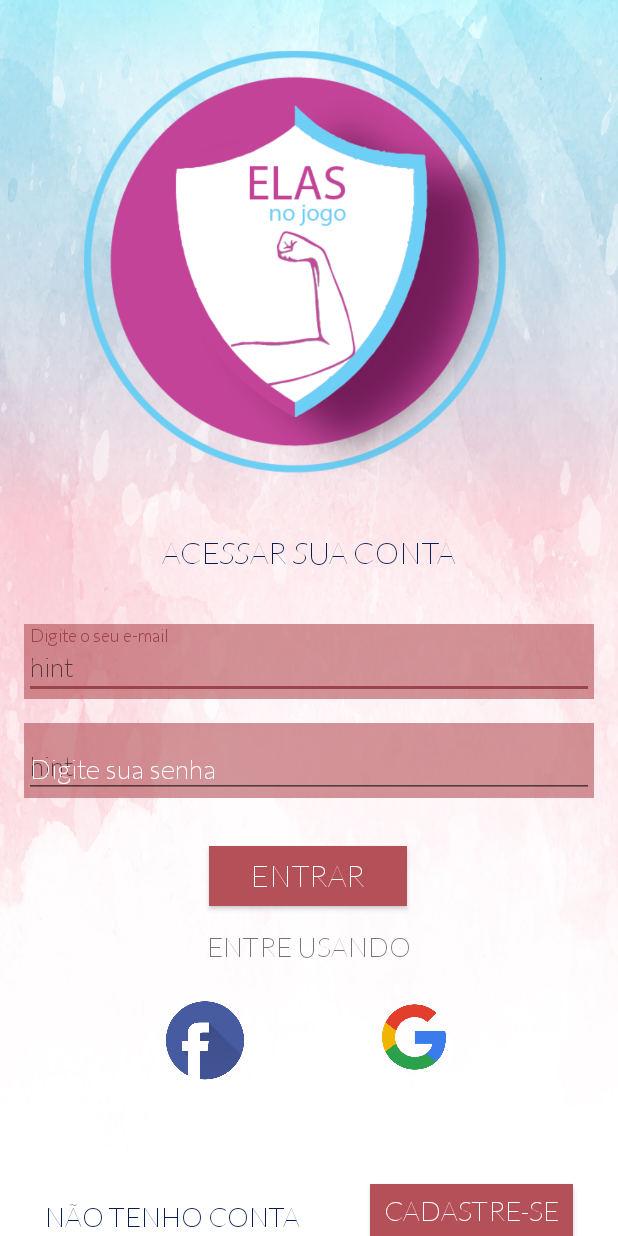
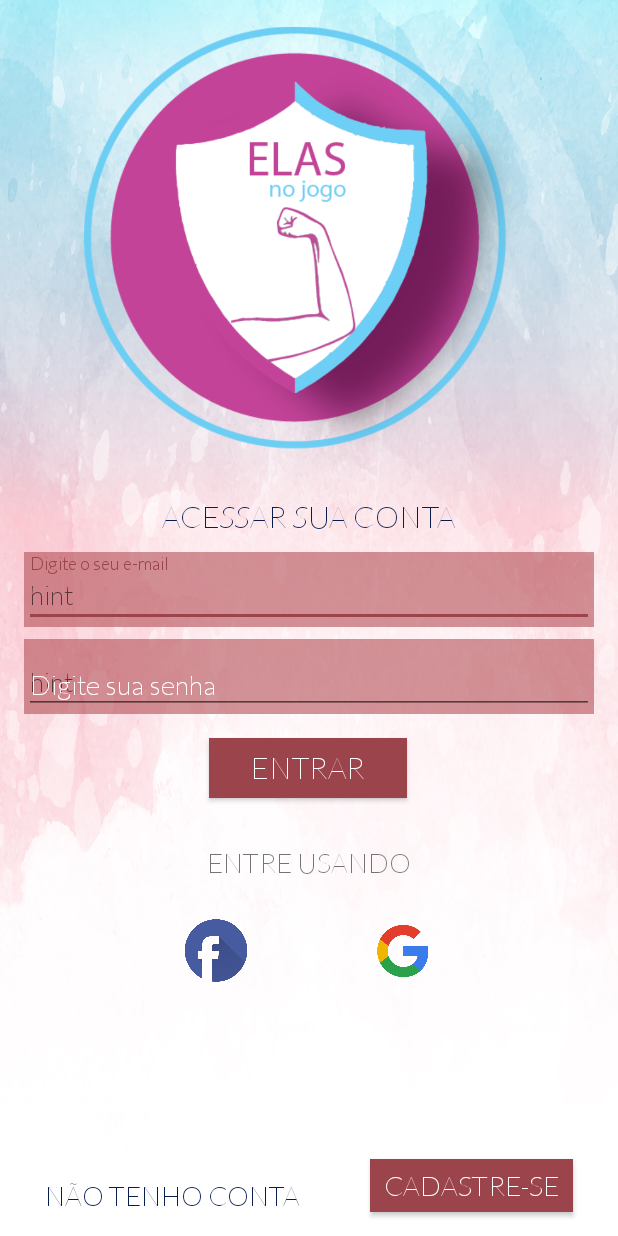
Before and after one commit to AppEsportesDH/ElasNoJogo, an Android app: the layout activity_login.xml on its own in the app's theme, with its tools: preview values and no code run, on a phone screen of 412 x 824 dp. Run offline under Robolectric (Android 15) with nearby library versions, the phone set to English and light mode, and no system bars.

Commit message:
"Code Review das telas de Splash e login"

```diff
--- a/app/src/main/AndroidManifest.xml
+++ b/app/src/main/AndroidManifest.xml
@@ -9,7 +9,7 @@
         android:roundIcon="@mipmap/ic_launcher_round"
         android:supportsRtl="true"
         android:theme="@style/AppTheme">
-        <activity android:name=".MainActivity">
+        <activity android:name=".SplashActivity">
             <intent-filter>
                 <action android:name="android.intent.action.MAIN" />
 
--- /dev/null
+++ b/app/src/main/res/layout/activity_cadastro.xml
@@ -0,0 +1,6 @@
+<?xml version="1.0" encoding="utf-8"?>
+<androidx.constraintlayout.widget.ConstraintLayout
+    xmlns:android="http://schemas.android.com/apk/res/android" android:layout_width="match_parent"
+    android:layout_height="match_parent">
+
+</androidx.constraintlayout.widget.ConstraintLayout>
--- a/app/src/main/res/layout/activity_login.xml
+++ b/app/src/main/res/layout/activity_login.xml
@@ -14,7 +14,7 @@
         android:layout_height="28dp"
         android:layout_marginStart="16dp"
         android:layout_marginLeft="16dp"
-        android:layout_marginTop="24dp"
+        android:layout_marginTop="16dp"
         android:layout_marginEnd="16dp"
         android:layout_marginRight="16dp"
         android:fontFamily="@font/lato_thin"
@@ -31,18 +31,16 @@
         android:layout_height="wrap_content"
         android:layout_marginStart="16dp"
         android:layout_marginLeft="16dp"
-        android:layout_marginTop="32dp"
         android:layout_marginEnd="16dp"
         android:layout_marginRight="16dp"
-        android:layout_marginBottom="32dp"
+        android:layout_marginBottom="16dp"
         android:fontFamily="@font/lato_thin"
         android:text="@string/n_o_tenho_conta"
         android:textColor="@color/colorText"
         android:textSize="18sp"
         app:layout_constraintBottom_toBottomOf="parent"
         app:layout_constraintEnd_toStartOf="@+id/buttonCadastro"
-        app:layout_constraintStart_toStartOf="parent"
-        app:layout_constraintTop_toBottomOf="@+id/facebook" />
+        app:layout_constraintStart_toStartOf="parent" />
 
     <ImageView
         android:id="@+id/logo"
@@ -50,7 +48,7 @@
         android:layout_height="300dp"
         android:layout_marginStart="16dp"
         android:layout_marginLeft="16dp"
-        android:layout_marginTop="32dp"
+        android:layout_marginTop="16dp"
         android:layout_marginEnd="16dp"
         android:layout_marginRight="16dp"
         app:layout_constraintEnd_toEndOf="parent"
@@ -60,13 +58,11 @@
 
     <ImageView
         android:id="@+id/google"
-        android:layout_width="100dp"
-        android:layout_height="100dp"
-        android:layout_marginTop="32dp"
-        android:layout_marginEnd="48dp"
-        android:layout_marginRight="48dp"
-        android:layout_marginBottom="16dp"
-        app:layout_constraintBottom_toTopOf="@+id/buttonCadastro"
+        android:layout_width="80dp"
+        android:layout_height="80dp"
+        android:layout_marginTop="8dp"
+        android:layout_marginEnd="60dp"
+        android:layout_marginRight="60dp"
         app:layout_constraintEnd_toEndOf="parent"
         app:layout_constraintStart_toEndOf="@+id/facebook"
         app:layout_constraintTop_toBottomOf="@+id/entre_usando"
@@ -74,13 +70,11 @@
 
     <ImageView
         android:id="@+id/facebook"
-        android:layout_width="100dp"
-        android:layout_height="100dp"
-        android:layout_marginStart="48dp"
-        android:layout_marginLeft="48dp"
-        android:layout_marginTop="32dp"
-        android:layout_marginBottom="24dp"
-        app:layout_constraintBottom_toTopOf="@+id/nao_tenho_conta"
+        android:layout_width="80dp"
+        android:layout_height="80dp"
+        android:layout_marginStart="60dp"
+        android:layout_marginLeft="60dp"
+        android:layout_marginTop="8dp"
         app:layout_constraintEnd_toStartOf="@+id/google"
         app:layout_constraintStart_toStartOf="parent"
         app:layout_constraintTop_toBottomOf="@+id/entre_usando"
@@ -92,10 +86,10 @@
         android:layout_height="40dp"
         android:layout_marginStart="16dp"
         android:layout_marginLeft="16dp"
-        android:layout_marginTop="32dp"
+        android:layout_marginTop="16dp"
         android:layout_marginEnd="16dp"
         android:layout_marginRight="16dp"
-        android:background="@color/colorButton"
+        android:background="@color/btn"
         android:fontFamily="@font/lato_thin"
         android:text="ENTRAR"
         android:textColor="@color/branco"
@@ -111,19 +105,17 @@
         android:layout_height="35dp"
         android:layout_marginStart="16dp"
         android:layout_marginLeft="16dp"
-        android:layout_marginTop="32dp"
         android:layout_marginEnd="16dp"
         android:layout_marginRight="16dp"
-        android:layout_marginBottom="32dp"
-        android:background="@color/colorButton"
+        android:layout_marginBottom="16dp"
+        android:background="@color/btn"
         android:fontFamily="@font/lato_thin"
         android:text="@string/cadastre_se"
         android:textColor="@color/branco"
         android:textSize="18sp"
         app:layout_constraintBottom_toBottomOf="parent"
         app:layout_constraintEnd_toEndOf="parent"
-        app:layout_constraintStart_toEndOf="@+id/nao_tenho_conta"
-        app:layout_constraintTop_toBottomOf="@+id/google" />
+        app:layout_constraintStart_toEndOf="@+id/nao_tenho_conta" />
 
     <TextView
         android:id="@+id/entre_usando"
@@ -131,7 +123,7 @@
         android:layout_height="wrap_content"
         android:layout_marginStart="16dp"
         android:layout_marginLeft="16dp"
-        android:layout_marginTop="16dp"
+        android:layout_marginTop="32dp"
         android:layout_marginEnd="16dp"
         android:layout_marginRight="16dp"
         android:fontFamily="@font/lato_thin"
@@ -147,7 +139,7 @@
         android:layout_height="50dp"
         android:layout_marginStart="16dp"
         android:layout_marginLeft="16dp"
-        android:layout_marginTop="32dp"
+        android:layout_marginTop="8dp"
         android:layout_marginEnd="16dp"
         android:layout_marginRight="16dp"
         android:background="#99B45057"
@@ -158,6 +150,7 @@
         app:layout_constraintTop_toBottomOf="@+id/acessar_sua_conta">
 
         <com.google.android.material.textfield.TextInputEditText
+            android:id="@+id/email"
             android:layout_width="match_parent"
             android:layout_height="wrap_content"
             android:fontFamily="@font/lato_thin"
@@ -170,7 +163,7 @@
         android:layout_height="50dp"
         android:layout_marginStart="16dp"
         android:layout_marginLeft="16dp"
-        android:layout_marginTop="16dp"
+        android:layout_marginTop="8dp"
         android:layout_marginEnd="16dp"
         android:layout_marginRight="16dp"
         android:background="#99B45057"
@@ -181,6 +174,7 @@
         app:layout_constraintTop_toBottomOf="@+id/hint_email">
 
         <com.google.android.material.textfield.TextInputEditText
+            android:id="@+id/senha"
             android:layout_width="match_parent"
             android:layout_height="wrap_content"
             android:fontFamily="@font/lato_thin"
--- a/app/src/main/res/layout/activity_splash.xml
+++ b/app/src/main/res/layout/activity_splash.xml
@@ -20,7 +20,7 @@
         android:layout_marginBottom="32dp"
         android:fontFamily="@font/lato_thin"
         android:text="@string/slogan"
-        android:textColor="#121313"
+        android:textColor="#000000"
         android:textSize="24sp"
         android:textStyle="bold"
         app:layout_constraintBottom_toBottomOf="parent"
--- a/app/src/main/res/values/colors.xml
+++ b/app/src/main/res/values/colors.xml
@@ -4,7 +4,8 @@
     <color name="colorPrimaryDark">#00574B</color>
     <color name="colorAccent">#D81B60</color>
     <color name="colorText">#071D4F</color>
-    <color name="colorButton">#B45057</color>
     <color name="colorHint">#9C444B</color>
     <color name="branco">#FFFFFF</color>
+    <color name="vinho">#B45057</color>
+    <color name="btn">#9C444B</color>
 </resources>
--- a/app/src/main/res/values/preloaded_fonts.xml
+++ b/app/src/main/res/values/preloaded_fonts.xml
@@ -1,6 +1,8 @@
 <?xml version="1.0" encoding="utf-8"?>
 <resources>
     <array name="preloaded_fonts" translatable="false">
+        <item>@font/lato</item>
         <item>@font/lato_thin</item>
+        <item>@font/londrina_outline</item>
     </array>
 </resources>
--- a/app/src/main/res/values/preloades_fonts.xml
+++ /dev/null
@@ -1,6 +0,0 @@
-<?xml version="1.0" encoding="utf-8"?>
-<resources>
-    <array name="preloaded_fonts" translatable="false">
-        <item>@font/lato_thin</item>
-    </array>
-</resources>
--- a/app/src/main/res/values/styles.xml
+++ b/app/src/main/res/values/styles.xml
@@ -4,8 +4,13 @@
     <style name="AppTheme" parent="Theme.AppCompat.Light.DarkActionBar">
         <!-- Customize your theme here. -->
         <item name="colorPrimary">@color/colorText</item>
-        <item name="colorPrimaryDark">@color/colorButton</item>
+        <item name="colorPrimaryDark">@color/btn</item>
         <item name="colorAccent">@color/colorHint</item>
+        <item name="colorPrimary">@color/colorPrimary</item>
+        <item name="colorAccent">@color/colorAccent</item>
+            </style>
+
+        </resources>
     </style>
 
 </resources>
```
Lines whose indentation alone changed are shown as unchanged.
